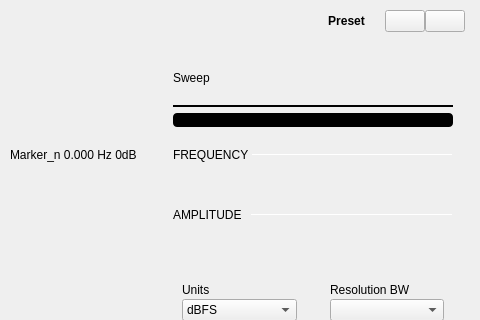
First picture: the form in plugins/m2k/ui/spectrum_analyzer.ui, repository analogdevicesinc/scopy, before the edit; both pictures show x 523 to 1003 and y 0 to 320 of the 1003 by 661 pixel window.
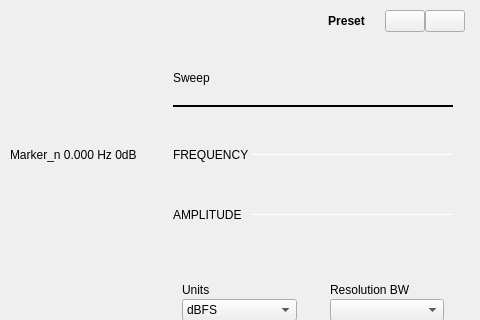
Second picture: the form after the edit. Icons and pictures are not drawn. Custom widgets are drawn as their Qt base class.

```diff
--- a/plugins/m2k/ui/spectrum_analyzer.ui
+++ b/plugins/m2k/ui/spectrum_analyzer.ui
@@ -1116,7 +1116,6 @@
                       <string notr="true">QPushButton {
 min-width: 280px;
 max-width: 280px;
-background-color: black;
 border-radius: 4px;
 }
 
@@ -1147,7 +1146,6 @@
 max-width:140px;
 qproperty-alignment: AlignCenter AlignCenter;
 margin-left: 0px;
-color: white;
 }
 
 QLabel#on:disabled {
@@ -1159,7 +1157,6 @@
 min-width:140px;
 max-width:140px;
 margin-left: 140px;
-color: white;
 qproperty-alignment: AlignCenter AlignCenter;
 }
 
```
Left out of the diff: 2 changed lines with no effect on the pictures.
